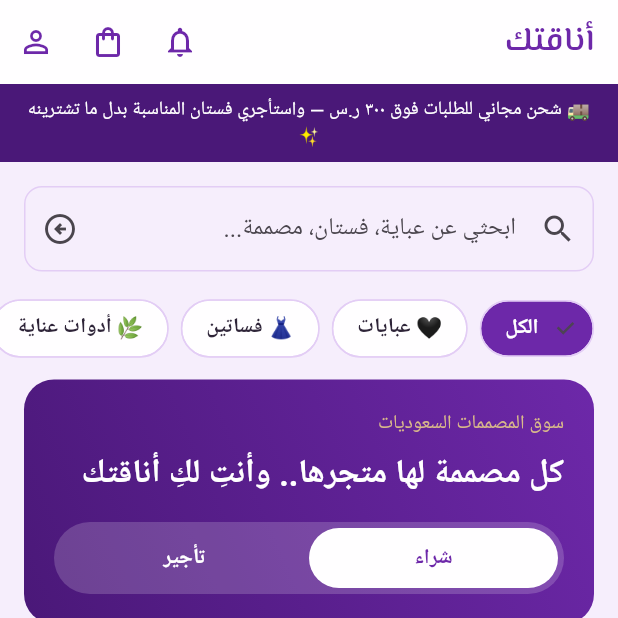
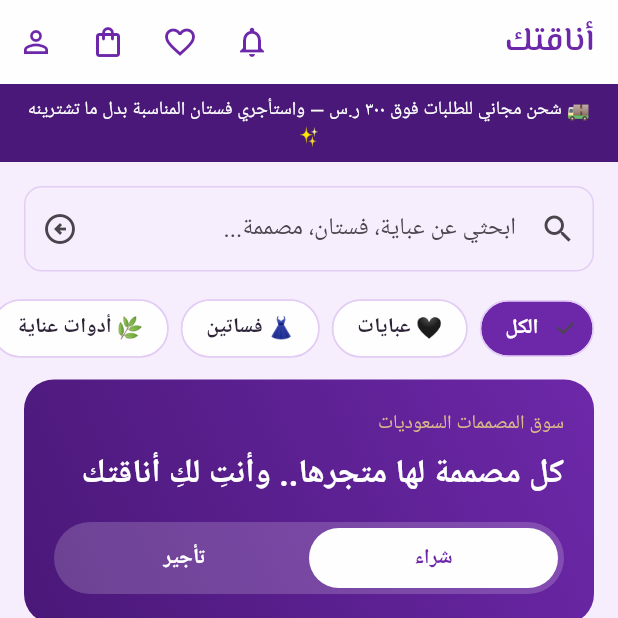
Before and after one commit to mukhtar511/anagetic, a Flutter app: the screen it shows after launch, on a phone screen of 412 x 824 dp, the top half of it. Run offline on Flutter 3.47's test engine with Material 3 defaults, Android fonts, the phone set to English and light mode, and no system bars; our stand-ins replace dio, flutter_riverpod, flutter_secure_storage, go_router, google_fonts; missing offline and left inert: pusher_channels_flutter; network calls fail; Roboto replaces fonts that are missing (Ibm Plex Sans Arabic).

Commit message:
feat(phase-3): wire navigation + strict perf lints
- account quick links route to favorites/chat/seller/smart-request
- home app bar gains a favorites entry
- enable const/perf/leak lints (prefer_const_*, cancel_subscriptions,
  close_sinks, use_key_in_widget_constructors) — analyze still clean

Co-Authored-By: Claude Opus 4.8 <noreply@anthropic.com>
Claude-Session: https://claude.ai/code/session_01R6U5VR3nm871MDPGPBG7CM

```diff
--- a/app/lib/features/account/account_screen.dart
+++ b/app/lib/features/account/account_screen.dart
@@ -272,9 +272,11 @@ class _AccountScreenState extends ConsumerState<AccountScreen> {
       runSpacing: 10,
       children: [
         _quickLink('📦 طلباتي', () => context.push('/orders')),
-        _quickLink('💬 محادثاتي', () => _snack('قريبًا')),
-        _quickLink('♥ مفضلتي', () => _snack('قريبًا')),
+        _quickLink('💬 محادثاتي', () => context.push('/chat')),
+        _quickLink('♥ مفضلتي', () => context.push('/favorites')),
         _quickLink('🪄 طلباتي الذكية', () => context.push('/smart-request')),
+        _quickLink('🏪 لوحة متجري', () => context.push('/seller')),
+        _quickLink('🛍️ متابعة التسوق', () => context.go('/')),
       ],
     );
   }
--- a/app/lib/features/home/home_screen.dart
+++ b/app/lib/features/home/home_screen.dart
@@ -111,6 +111,11 @@ class _HomeScreenState extends ConsumerState<HomeScreen> {
             icon: const Icon(Icons.notifications_none),
             tooltip: 'إشعاراتي',
             onPressed: () => context.push('/notifications'),
+          ),
+          IconButton(
+            icon: const Icon(Icons.favorite_border),
+            tooltip: 'المفضلة',
+            onPressed: () => context.push('/favorites'),
           ),
           IconButton(
             icon: const Icon(Icons.shopping_bag_outlined),
```
Also changed, not shown: app/analysis_options.yaml (+10 -2 lines).
